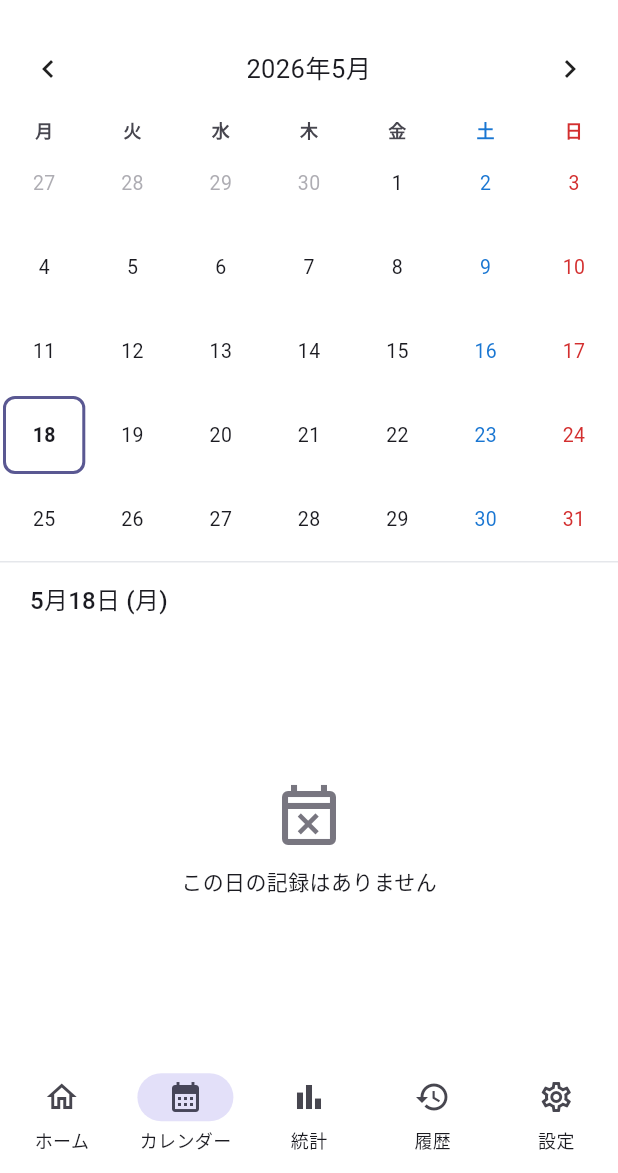
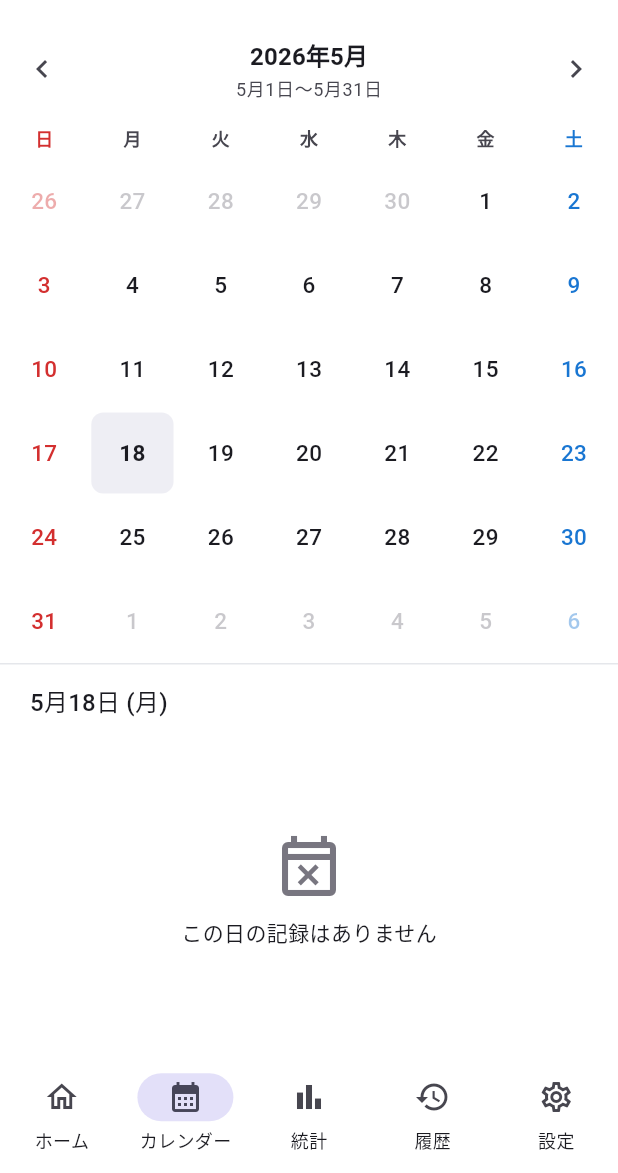
Before and after one commit to ryo3-hub/mirai_bank, a Flutter app: the screen it shows after launch, item 2 of the bottom bar chosen, on a phone screen of 412 x 824 dp, the part 63-1236 px from its top. Run offline on Flutter 3.47's test engine with Material 3 defaults, Android fonts, the phone set to English and light mode, and no system bars; drawn by our look-alikes of table_calendar; our stand-ins replace confetti, drift, fl_chart, flutter_local_notifications, flutter_riverpod, go_router and 2 more; accounts and stored records are empty; generated files the repository leaves out were written again.

Commit message:
feat(calendar): カレンダーをフラットデザインにリファイン
参考デザインに基づきカレンダーを大幅にリファイン：

- ヒートマップ背景（amount に応じた色濃度）を撤去し、フラットなテキストベースに
- 週始まりを月曜 → 日曜に変更（一般的な日本のカレンダーに合わせる）
- 選択日のハイライトをハードボーダーから primary 色の淡い背景（alpha 0.10）に
- カスタムヘッダーを追加：月タイトル + 「X月1日〜X月N日」のサブタイトル + 左右ナビゲーション
- 日付セルの数字を 13px → 15px に拡大、フォント太さを整理
- 金額のフォーマットを統一（カンマ区切り、1万以上は「N.N万」）
- maxAmount パラメータが不要になったため削除

Co-Authored-By: Claude Opus 4.7 <noreply@anthropic.com>

```diff
--- a/lib/features/history/presentation/calendar_page.dart
+++ b/lib/features/history/presentation/calendar_page.dart
@@ -1,5 +1,3 @@
-import 'dart:math' as math;
-
 import 'package:flutter/material.dart';
 import 'package:flutter_riverpod/flutter_riverpod.dart';
 import 'package:intl/intl.dart';
@@ -47,9 +45,6 @@ class _CalendarPageState extends ConsumerState<CalendarPage> {
     final monthStart = DateTime(_focusedDay.year, _focusedDay.month, 1);
     final dailyAmountAsync = ref.watch(dailyAmountMapProvider(monthStart));
     final dailyAmount = dailyAmountAsync.value ?? const <DateTime, int>{};
-    final maxAmount = dailyAmount.values.isEmpty
-        ? 0
-        : dailyAmount.values.reduce(math.max);
 
     return Scaffold(
       appBar: AppBar(title: const Text('カレンダー')),
@@ -59,7 +54,6 @@ class _CalendarPageState extends ConsumerState<CalendarPage> {
             focusedDay: _focusedDay,
             selectedDay: _selectedDay,
             dailyAmount: dailyAmount,
-            maxAmount: maxAmount,
             onDaySelected: _onDaySelected,
             onPageChanged: _onPageChanged,
           ),
@@ -76,7 +70,6 @@ class _CalendarCard extends StatelessWidget {
     required this.focusedDay,
     required this.selectedDay,
     required this.dailyAmount,
-    required this.maxAmount,
     required this.onDaySelected,
     required this.onPageChanged,
   });
@@ -84,7 +77,6 @@ class _CalendarCard extends StatelessWidget {
   final DateTime focusedDay;
   final DateTime selectedDay;
   final Map<DateTime, int> dailyAmount;
-  final int maxAmount;
   final void Function(DateTime selected, DateTime focused) onDaySelected;
   final ValueChanged<DateTime> onPageChanged;
 
@@ -92,7 +84,19 @@ class _CalendarCard extends StatelessWidget {
 
   @override
   Widget build(BuildContext context) {
-    return TableCalendar(
+    return Column(
+      mainAxisSize: MainAxisSize.min,
+      children: [
+        _CalendarHeader(
+          month: focusedDay,
+          onPrev: () => onPageChanged(
+            DateTime(focusedDay.year, focusedDay.month - 1, 1),
+          ),
+          onNext: () => onPageChanged(
+            DateTime(focusedDay.year, focusedDay.month + 1, 1),
+          ),
+        ),
+        TableCalendar(
           firstDay: DateTime(2020, 1, 1),
           lastDay: DateTime(DateTime.now().year + 5, 12, 31),
           focusedDay: focusedDay,
@@ -102,12 +106,10 @@ class _CalendarCard extends StatelessWidget {
           calendarFormat: CalendarFormat.month,
           availableCalendarFormats: const {CalendarFormat.month: 'Month'},
           locale: 'ja_JP',
-      startingDayOfWeek: StartingDayOfWeek.monday,
-      headerStyle: const HeaderStyle(
-        formatButtonVisible: false,
-        titleCentered: true,
-      ),
+          startingDayOfWeek: StartingDayOfWeek.sunday,
+          headerVisible: false,
           rowHeight: 56,
+          daysOfWeekHeight: 28,
           calendarBuilders: CalendarBuilders<dynamic>(
             dowBuilder: (context, day) {
               final label = DateFormat.E('ja').format(day);
@@ -118,7 +120,8 @@ class _CalendarCard extends StatelessWidget {
                   style: TextStyle(
                     fontSize: 12,
                     fontWeight: FontWeight.w600,
-                color: color ?? Theme.of(context).colorScheme.onSurfaceVariant,
+                    color: color ??
+                        Theme.of(context).colorScheme.onSurfaceVariant,
                   ),
                 ),
               );
@@ -127,7 +130,6 @@ class _CalendarCard extends StatelessWidget {
               return _DayCell(
                 day: day,
                 amount: dailyAmount[_dateOnly(day)] ?? 0,
-            maxAmount: maxAmount,
                 isToday: false,
                 isSelected: false,
               );
@@ -136,7 +138,6 @@ class _CalendarCard extends StatelessWidget {
               return _DayCell(
                 day: day,
                 amount: dailyAmount[_dateOnly(day)] ?? 0,
-            maxAmount: maxAmount,
                 isToday: true,
                 isSelected: false,
               );
@@ -145,7 +146,6 @@ class _CalendarCard extends StatelessWidget {
               return _DayCell(
                 day: day,
                 amount: dailyAmount[_dateOnly(day)] ?? 0,
-            maxAmount: maxAmount,
                 isToday: isSameDay(day, DateTime.now()),
                 isSelected: true,
               );
@@ -154,12 +154,69 @@ class _CalendarCard extends StatelessWidget {
               return _DayCell(
                 day: day,
                 amount: 0,
-            maxAmount: maxAmount,
                 isToday: false,
                 isSelected: false,
                 isOutside: true,
               );
             },
+          ),
+        ),
+      ],
+    );
+  }
+}
+
+class _CalendarHeader extends StatelessWidget {
+  const _CalendarHeader({
+    required this.month,
+    required this.onPrev,
+    required this.onNext,
+  });
+
+  final DateTime month;
+  final VoidCallback onPrev;
+  final VoidCallback onNext;
+
+  @override
+  Widget build(BuildContext context) {
+    final theme = Theme.of(context);
+    final lastDay = DateTime(month.year, month.month + 1, 0).day;
+    final title = '${month.year}年${month.month}月';
+    final range = '${month.month}月1日〜${month.month}月$lastDay日';
+    return Padding(
+      padding: const EdgeInsets.fromLTRB(4, 8, 4, 8),
+      child: Row(
+        children: [
+          IconButton(
+            icon: const Icon(Icons.chevron_left),
+            onPressed: onPrev,
+            tooltip: '前の月',
+          ),
+          Expanded(
+            child: Column(
+              children: [
+                Text(
+                  title,
+                  style: theme.textTheme.titleMedium?.copyWith(
+                    fontWeight: FontWeight.w700,
+                  ),
+                ),
+                const SizedBox(height: 2),
+                Text(
+                  range,
+                  style: theme.textTheme.bodySmall?.copyWith(
+                    color: theme.colorScheme.onSurfaceVariant,
+                  ),
+                ),
+              ],
+            ),
+          ),
+          IconButton(
+            icon: const Icon(Icons.chevron_right),
+            onPressed: onNext,
+            tooltip: '次の月',
+          ),
+        ],
       ),
     );
   }
@@ -169,7 +226,6 @@ class _DayCell extends StatelessWidget {
   const _DayCell({
     required this.day,
     required this.amount,
-    required this.maxAmount,
     required this.isToday,
     required this.isSelected,
     this.isOutside = false,
@@ -177,7 +233,6 @@ class _DayCell extends StatelessWidget {
 
   final DateTime day;
   final int amount;
-  final int maxAmount;
   final bool isToday;
   final bool isSelected;
   final bool isOutside;
@@ -185,43 +240,25 @@ class _DayCell extends StatelessWidget {
   @override
   Widget build(BuildContext context) {
     final colorScheme = Theme.of(context).colorScheme;
-    final intensity = (maxAmount == 0 || amount == 0)
-        ? 0.0
-        : (amount / maxAmount).clamp(0.0, 1.0);
-    final bucket = _bucketFor(intensity);
-    final bgAlpha = switch (bucket) {
-      0 => 0.0,
-      1 => 0.18,
-      2 => 0.35,
-      3 => 0.55,
-      _ => 0.80,
-    };
-    final bgColor = bgAlpha == 0
-        ? Colors.transparent
-        : colorScheme.primary.withValues(alpha: bgAlpha);
     final weekendColor = _weekdayColor(context, day.weekday);
-    final Color textColor;
-    if (bucket >= 3) {
-      textColor = colorScheme.onPrimary;
-    } else if (isOutside) {
-      textColor = (weekendColor ?? colorScheme.outline).withValues(alpha: 0.6);
+
+    final Color dayNumberColor;
+    if (isOutside) {
+      dayNumberColor =
+          (weekendColor ?? colorScheme.outline).withValues(alpha: 0.4);
     } else {
-      textColor = weekendColor ?? colorScheme.onSurface;
+      dayNumberColor = weekendColor ?? colorScheme.onSurface;
     }
-    final amountColor = bucket >= 3
-        ? colorScheme.onPrimary.withValues(alpha: 0.9)
-        : colorScheme.onSurfaceVariant;
+
+    final bgColor = isSelected
+        ? colorScheme.primary.withValues(alpha: 0.10)
+        : Colors.transparent;
 
     return Container(
-      margin: const EdgeInsets.all(2),
+      margin: const EdgeInsets.symmetric(horizontal: 2, vertical: 1),
       decoration: BoxDecoration(
         color: bgColor,
         borderRadius: BorderRadius.circular(8),
-        border: isSelected
-            ? Border.all(color: colorScheme.primary, width: 2)
-            : isToday
-                ? Border.all(color: colorScheme.outline, width: 1)
-                : null,
       ),
       child: Column(
         mainAxisAlignment: MainAxisAlignment.center,
@@ -229,19 +266,21 @@ class _DayCell extends StatelessWidget {
           Text(
             '${day.day}',
             style: TextStyle(
-              fontSize: 13,
-              fontWeight: isToday || isSelected ? FontWeight.w700 : null,
-              color: textColor,
+              fontSize: 15,
+              fontWeight:
+                  (isToday || isSelected) ? FontWeight.w700 : FontWeight.w500,
+              color: dayNumberColor,
             ),
           ),
-          if (amount > 0)
+          if (amount > 0 && !isOutside)
             Padding(
-              padding: const EdgeInsets.only(top: 1),
+              padding: const EdgeInsets.only(top: 2),
               child: Text(
                 _abbreviateAmount(amount),
                 style: TextStyle(
-                  fontSize: 9,
-                  color: amountColor,
+                  fontSize: 10,
+                  color: colorScheme.primary,
+                  fontWeight: FontWeight.w500,
                   height: 1.1,
                 ),
               ),
@@ -251,20 +290,10 @@ class _DayCell extends StatelessWidget {
     );
   }
 
-  static int _bucketFor(double intensity) {
-    if (intensity <= 0) return 0;
-    if (intensity < 0.25) return 1;
-    if (intensity < 0.5) return 2;
-    if (intensity < 0.75) return 3;
-    return 4;
-  }
+  static final _formatter = NumberFormat('#,###');
 
   static String _abbreviateAmount(int amount) {
-    if (amount < 1000) return '$amount';
-    if (amount < 10000) {
-      final v = amount / 1000;
-      return '${v.toStringAsFixed(v < 10 ? 1 : 0)}k';
-    }
+    if (amount < 10000) return _formatter.format(amount);
     final v = amount / 10000;
     return '${v.toStringAsFixed(v < 10 ? 1 : 0)}万';
   }
```
Lines whose indentation alone changed are shown as unchanged.
